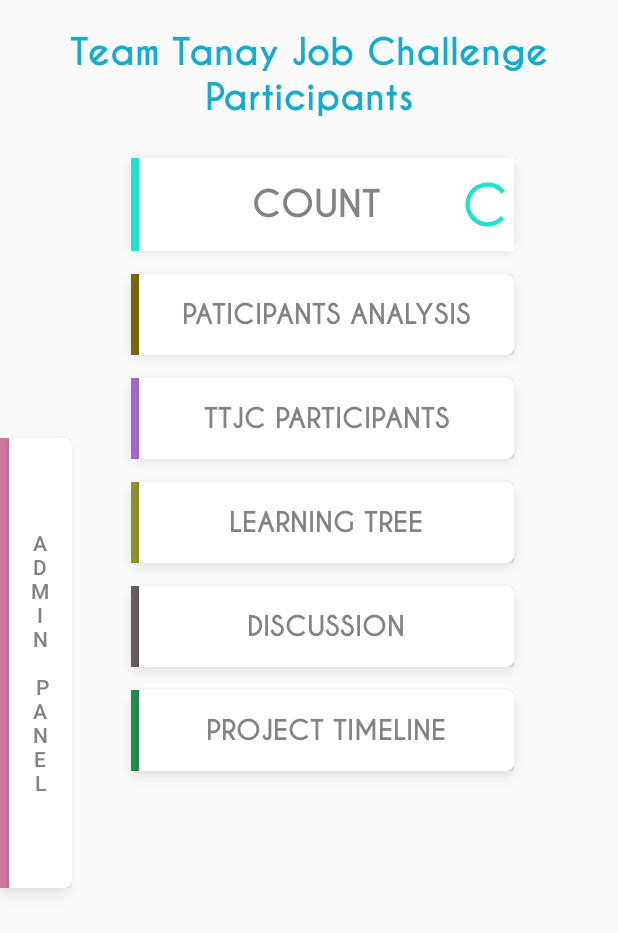
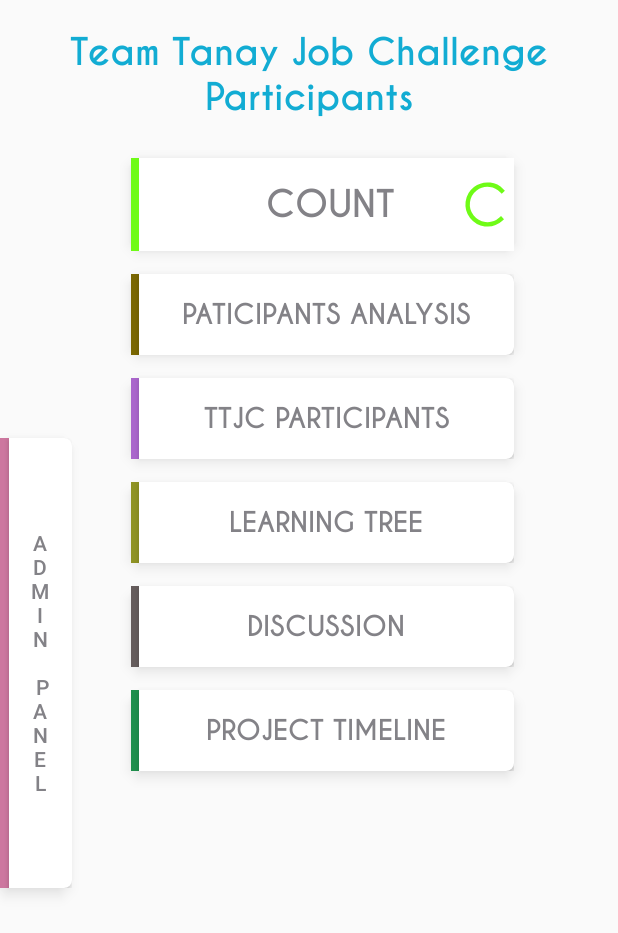
Before and after one commit to JowelTisso/TTJC-Participants-App, an Android app: the screen it shows after launch (MainActivity), on a phone screen of 412 x 824 dp. Shown: the top 933 px of the screen. Run offline under Robolectric (Android 15) with nearby library versions, the phone set to English and light mode, and no system bars.

Commit message:
Small modifications : 1. Icon changed 2. Count color changed

```diff
--- a/app/src/main/res/layout/activity_main.xml
+++ b/app/src/main/res/layout/activity_main.xml
@@ -83,21 +83,20 @@
                             android:layout_width="5dp"
                             android:layout_height="match_parent"
                             android:layout_alignParentLeft="true"
-                            android:background="@color/colorAccent" />
+                            android:background="@color/greenAccent" />
 
                         <Button
                             android:id="@+id/countParticipants"
+                            style="?android:attr/borderlessButtonStyle"
                             android:layout_width="match_parent"
                             android:layout_height="match_parent"
-                            android:layout_marginRight="35dp"
                             android:layout_toEndOf="@id/countFrame"
                             android:layout_toRightOf="@id/countFrame"
                             android:background="@color/colorWhite"
                             android:fontFamily="@font/caviardreams_bold"
                             android:gravity="center"
-                            android:paddingLeft="22dp"
+                            android:paddingLeft="5dp"
                             android:text="Count"
-                            style="?android:attr/borderlessButtonStyle"
                             android:textColor="@color/colorTitlePrimary"
                             android:textSize="24sp" />
 
@@ -107,6 +106,7 @@
                             android:layout_height="match_parent"
                             android:layout_alignParentRight="true"
                             android:background="@color/colorWhite"
+                            android:theme="@style/AppThemeForProgress"
                              />
                     </RelativeLayout>
                 </LinearLayout>
--- a/app/src/main/res/values/colors.xml
+++ b/app/src/main/res/values/colors.xml
@@ -16,4 +16,5 @@
     <color name="colorAdminPanel">#C56C94</color>
     <color name="colorPolicy">#7986CB</color>
     <color name="colorAbout">#FF8A65</color>
+    <color name="greenAccent">#6ffb17</color>
 </resources>
--- a/app/src/main/res/values/styles.xml
+++ b/app/src/main/res/values/styles.xml
@@ -64,4 +64,8 @@
         <item name="colorAccent">@color/colorAccent</item>
     </style>
 
+    <style name="AppThemeForProgress">
+        <item name="colorAccent">@color/greenAccent</item> <!-- Whatever color you want-->
+    </style>
+
 </resources>
```
Also changed, not shown: app/src/main/ic_launcher_ttjc-playstore.png, app/src/main/res/mipmap-hdpi/ic_launcher_ttjc.png, app/src/main/res/mipmap-hdpi/ic_launcher_ttjc_foreground.png, app/src/main/res/mipmap-hdpi/ic_launcher_ttjc_round.png, app/src/main/res/mipmap-mdpi/ic_launcher_ttjc.png, app/src/main/res/mipmap-mdpi/ic_launcher_ttjc_foreground.png, app/src/main/res/mipmap-mdpi/ic_launcher_ttjc_round.png, app/src/main/res/mipmap-xhdpi/ic_launcher_ttjc.png, app/src/main/res/mipmap-xhdpi/ic_launcher_ttjc_foreground.png, app/src/main/res/mipmap-xhdpi/ic_launcher_ttjc_round.png, app/src/main/res/mipmap-xxhdpi/ic_launcher_ttjc.png, app/src/main/res/mipmap-xxhdpi/ic_launcher_ttjc_foreground.png, app/src/main/res/mipmap-xxhdpi/ic_launcher_ttjc_round.png, app/src/main/res/mipmap-xxxhdpi/ic_launcher_ttjc.png, 2 more files, 1 other file.
